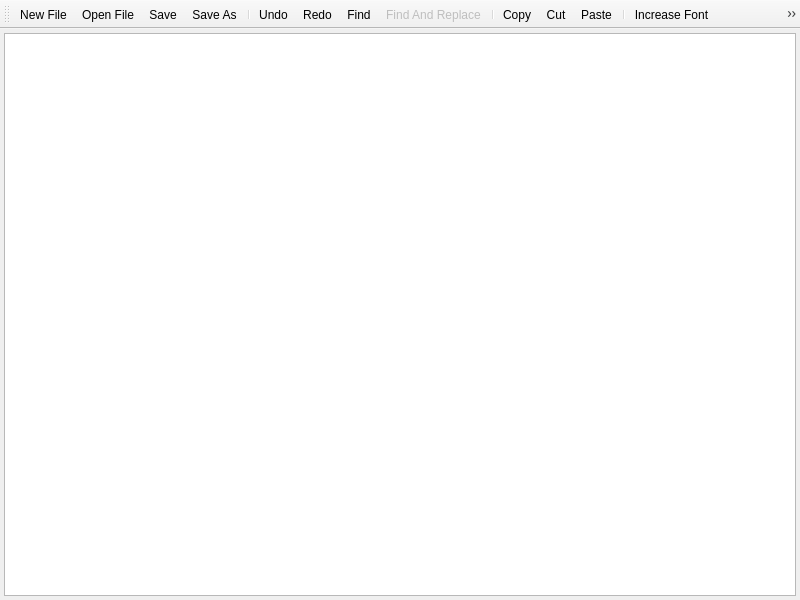
First picture: the form in forms/mainwindow.ui, repository alirezah95/QssCreator, before the edit.
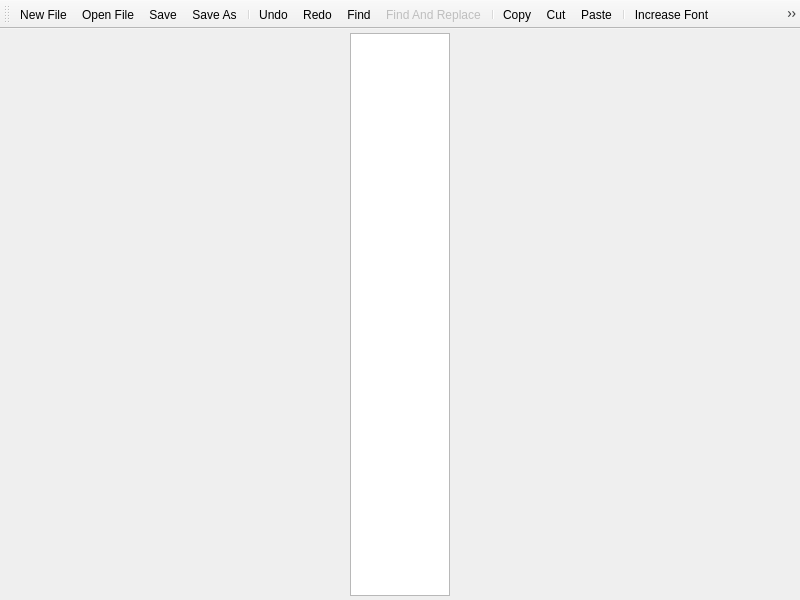
Second picture: the form after the edit. Icons and pictures are not drawn.

Commit message: refactor: set fixed size for vars listview, set it to adjust to contents

```diff
--- a/forms/mainwindow.ui
+++ b/forms/mainwindow.ui
@@ -28,7 +28,17 @@
      <number>4</number>
     </property>
     <item>
-     <widget class="QListView" name="variablesListVw"/>
+     <widget class="QListView" name="variablesListVw">
+      <property name="sizePolicy">
+       <sizepolicy hsizetype="Fixed" vsizetype="Expanding">
+        <horstretch>0</horstretch>
+        <verstretch>0</verstretch>
+       </sizepolicy>
+      </property>
+      <property name="sizeAdjustPolicy">
+       <enum>QAbstractScrollArea::AdjustToContents</enum>
+      </property>
+     </widget>
     </item>
    </layout>
   </widget>
```
